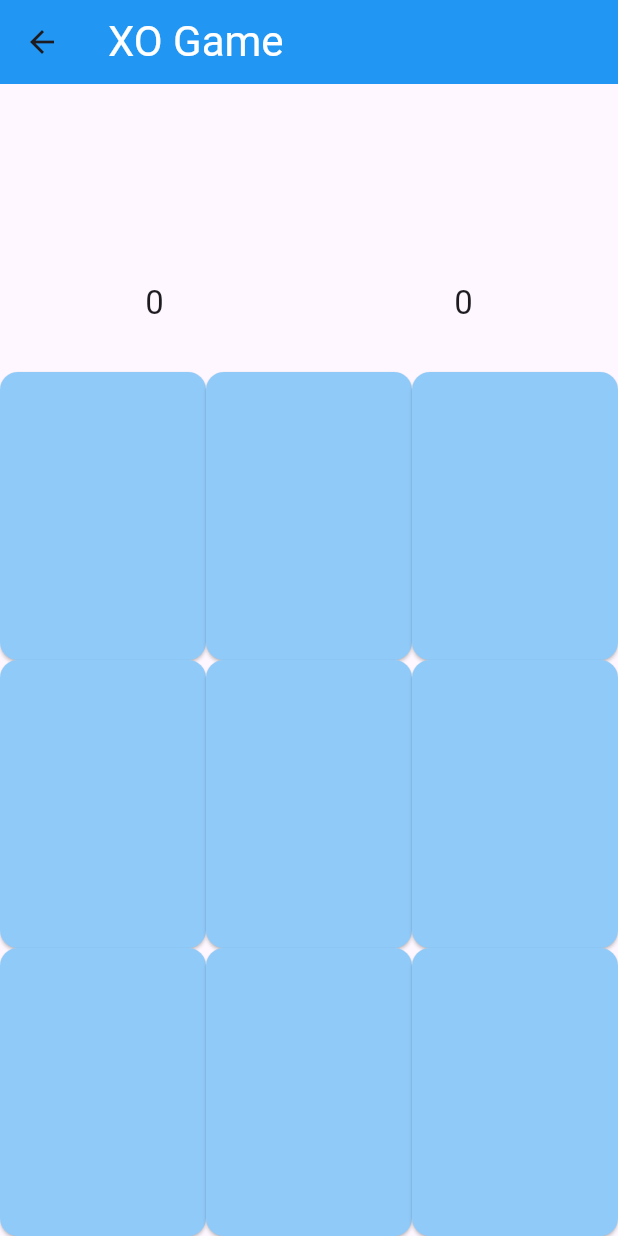
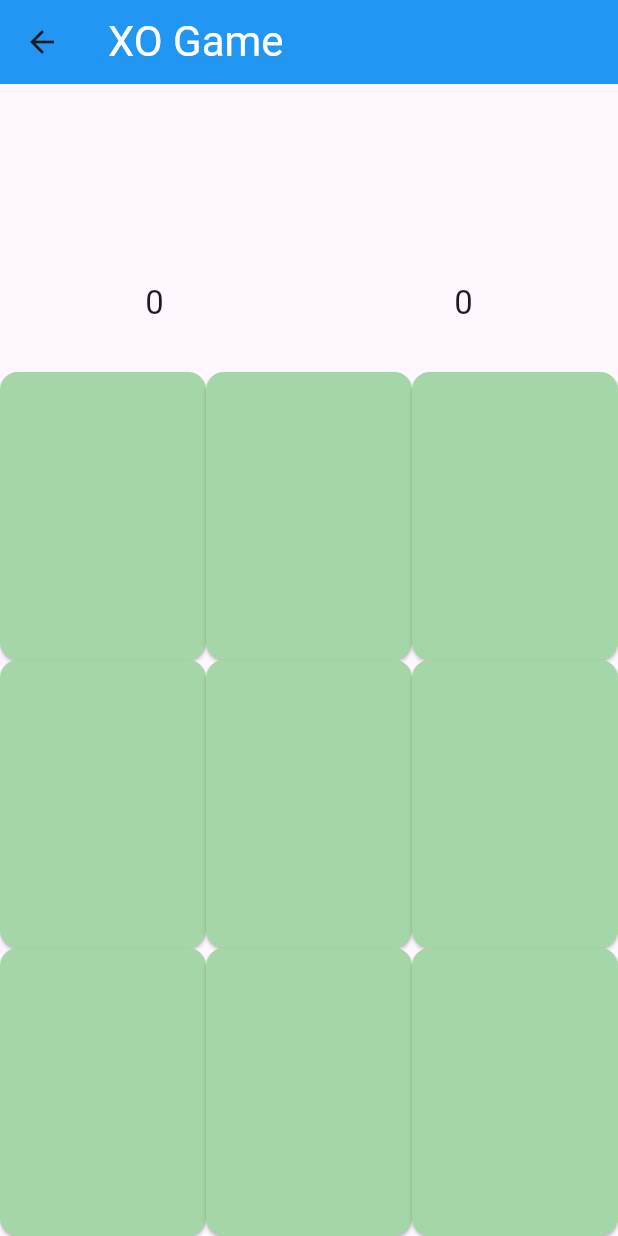
Before and after one commit to mohamedhamouda7897/basics_c10_online, a Flutter app: the screen it shows after launch, after a tap on "Let's Go", on a phone screen of 412 x 824 dp. Run offline on Flutter 3.47's test engine with Material 3 defaults, Android fonts, the phone set to English and light mode, and no system bars.

Commit message:
change btn color

```diff
--- a/lib/xo/board_btn.dart
+++ b/lib/xo/board_btn.dart
@@ -17,7 +17,7 @@ class BoardBtn extends StatelessWidget {
     return Expanded(
       child: ElevatedButton(
         style: ElevatedButton.styleFrom(
-            backgroundColor: Colors.blue.shade200,
+            backgroundColor: Colors.green.shade200,
             shape: RoundedRectangleBorder(
                 borderRadius: BorderRadius.circular(12))),
         onPressed: () {
```
